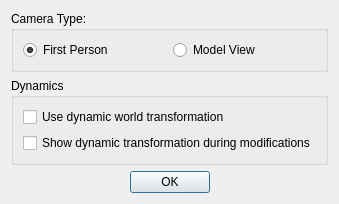
Qt form WindSim/src/GUI/ui/settings.ui (gudajan/Windsim) before a commit.
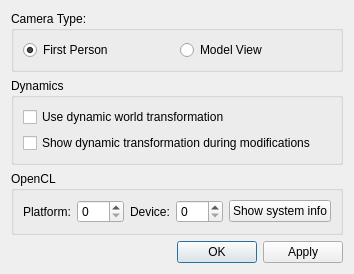
The same form after that commit.

Commit message: WindTunnel library made the OpenCL initialization static -> Move CL Devive and Platform properties to the global settings dialog and add static method for initializing OpenCL to simulator. With this, the WindTunnel can be recreated and copied without errors, as all non-copyable members are now static.

```diff
--- a/WindSim/src/GUI/ui/settings.ui
+++ b/WindSim/src/GUI/ui/settings.ui
@@ -6,24 +6,18 @@
    <rect>
     <x>0</x>
     <y>0</y>
-    <width>307</width>
-    <height>176</height>
+    <width>320</width>
+    <height>238</height>
    </rect>
   </property>
   <property name="windowTitle">
    <string>Settings</string>
   </property>
   <layout class="QGridLayout" name="gridLayout">
-   <item row="2" column="0">
+   <item row="3" column="0">
     <widget class="QDialogButtonBox" name="buttonBox">
-     <property name="orientation">
-      <enum>Qt::Horizontal</enum>
-     </property>
      <property name="standardButtons">
-      <set>QDialogButtonBox::Ok</set>
-     </property>
-     <property name="centerButtons">
-      <bool>true</bool>
+      <set>QDialogButtonBox::Apply|QDialogButtonBox::Ok</set>
      </property>
     </widget>
    </item>
@@ -79,6 +73,86 @@
      </layout>
     </widget>
    </item>
+   <item row="2" column="0">
+    <widget class="QGroupBox" name="gbOpenCL">
+     <property name="title">
+      <string>OpenCL</string>
+     </property>
+     <layout class="QHBoxLayout" name="horizontalLayout_8">
+      <item>
+       <widget class="QLabel" name="lPlatform">
+        <property name="text">
+         <string>Platform:</string>
+        </property>
+        <property name="buddy">
+         <cstring>sbPlatform</cstring>
+        </property>
+       </widget>
+      </item>
+      <item>
+       <widget class="QSpinBox" name="sbPlatform">
+        <property name="sizePolicy">
+         <sizepolicy hsizetype="Minimum" vsizetype="Fixed">
+          <horstretch>1</horstretch>
+          <verstretch>0</verstretch>
+         </sizepolicy>
+        </property>
+        <property name="minimum">
+         <number>0</number>
+        </property>
+        <property name="maximum">
+         <number>100</number>
+        </property>
+        <property name="singleStep">
+         <number>1</number>
+        </property>
+        <property name="value">
+         <number>0</number>
+        </property>
+       </widget>
+      </item>
+      <item>
+       <widget class="QLabel" name="lDevice">
+        <property name="text">
+         <string>Device:</string>
+        </property>
+        <property name="buddy">
+         <cstring>sbDevice</cstring>
+        </property>
+       </widget>
+      </item>
+      <item>
+       <widget class="QSpinBox" name="sbDevice">
+        <property name="sizePolicy">
+         <sizepolicy hsizetype="Minimum" vsizetype="Fixed">
+          <horstretch>1</horstretch>
+          <verstretch>0</verstretch>
+         </sizepolicy>
+        </property>
+        <property name="minimum">
+         <number>0</number>
+        </property>
+        <property name="maximum">
+         <number>100</number>
+        </property>
+        <property name="singleStep">
+         <number>1</number>
+        </property>
+        <property name="value">
+         <number>0</number>
+        </property>
+       </widget>
+      </item>
+      <item>
+       <widget class="QPushButton" name="pbInfo">
+        <property name="text">
+         <string>Show system info</string>
+        </property>
+       </widget>
+      </item>
+     </layout>
+    </widget>
+   </item>
   </layout>
  </widget>
  <resources/>
```
The commit also changes 23 other files.
